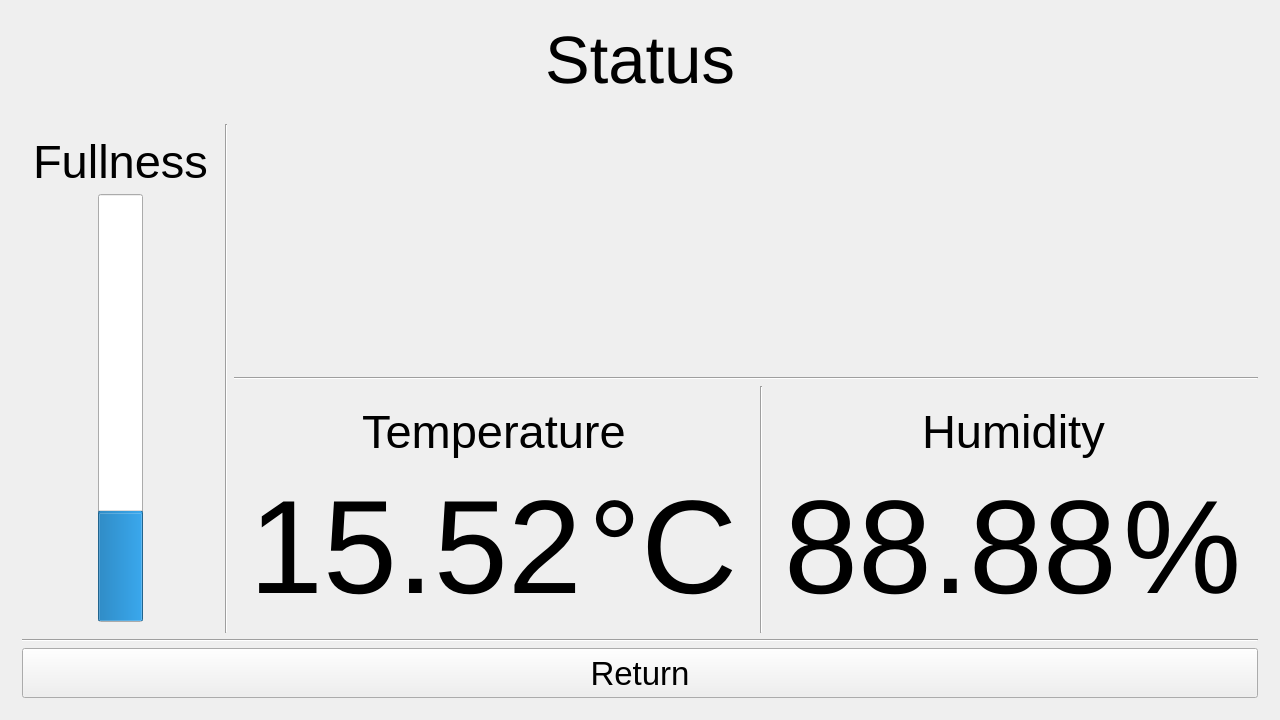
This is Trash_Can/mainwindow.ui in AleksandraZasadni/ssp_miniproject as Qt 5 draws it before an edit. The edited form follows.
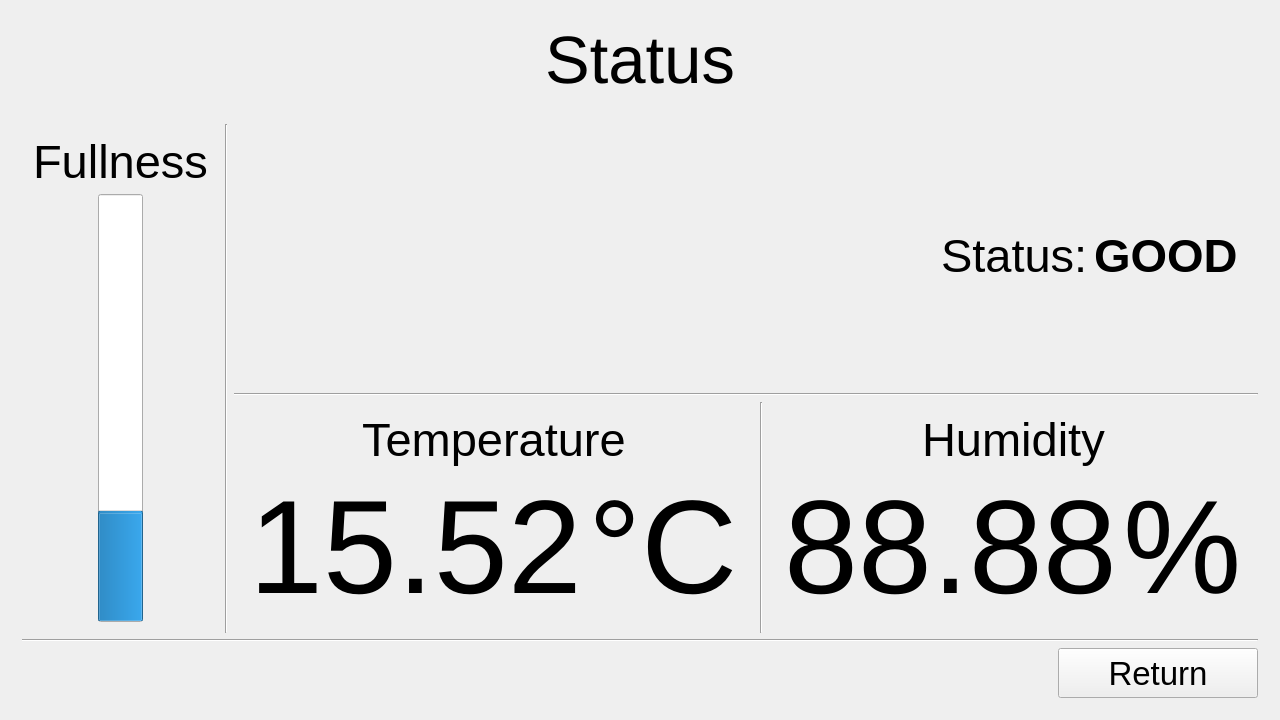
This is the edited form. The open tabs and pages were chosen to show the change. Icons and pictures are not drawn. Custom widgets are drawn as their Qt base class.

```diff
--- a/Trash_Can/mainwindow.ui
+++ b/Trash_Can/mainwindow.ui
@@ -457,13 +457,169 @@
             <item>
              <layout class="QHBoxLayout" name="horizontalLayout_14">
               <item>
-               <widget class="QWidget" name="widget_2" native="true"/>
+               <widget class="QLabel" name="ledGreen">
+                <property name="enabled">
+                 <bool>true</bool>
+                </property>
+                <property name="sizePolicy">
+                 <sizepolicy hsizetype="Expanding" vsizetype="Expanding">
+                  <horstretch>0</horstretch>
+                  <verstretch>0</verstretch>
+                 </sizepolicy>
+                </property>
+                <property name="text">
+                 <string/>
+                </property>
+                <property name="pixmap">
+                 <pixmap resource="graphics.qrc">:/graphics/graphics/ledGreen.png</pixmap>
+                </property>
+                <property name="scaledContents">
+                 <bool>true</bool>
+                </property>
+                <property name="alignment">
+                 <set>Qt::AlignCenter</set>
+                </property>
+               </widget>
               </item>
               <item>
-               <widget class="QWidget" name="widget" native="true"/>
+               <spacer name="horizontalSpacer_13">
+                <property name="orientation">
+                 <enum>Qt::Horizontal</enum>
+                </property>
+                <property name="sizeType">
+                 <enum>QSizePolicy::Fixed</enum>
+                </property>
+                <property name="sizeHint" stdset="0">
+                 <size>
+                  <width>20</width>
+                  <height>20</height>
+                 </size>
+                </property>
+               </spacer>
               </item>
               <item>
-               <widget class="QWidget" name="widget_3" native="true"/>
+               <widget class="QLabel" name="ledYellow">
+                <property name="enabled">
+                 <bool>false</bool>
+                </property>
+                <property name="sizePolicy">
+                 <sizepolicy hsizetype="Expanding" vsizetype="Expanding">
+                  <horstretch>0</horstretch>
+                  <verstretch>0</verstretch>
+                 </sizepolicy>
+                </property>
+                <property name="text">
+                 <string/>
+                </property>
+                <property name="pixmap">
+                 <pixmap resource="graphics.qrc">:/graphics/graphics/ledYellow.png</pixmap>
+                </property>
+                <property name="scaledContents">
+                 <bool>true</bool>
+                </property>
+                <property name="alignment">
+                 <set>Qt::AlignCenter</set>
+                </property>
+               </widget>
+              </item>
+              <item>
+               <spacer name="horizontalSpacer_14">
+                <property name="orientation">
+                 <enum>Qt::Horizontal</enum>
+                </property>
+                <property name="sizeType">
+                 <enum>QSizePolicy::Fixed</enum>
+                </property>
+                <property name="sizeHint" stdset="0">
+                 <size>
+                  <width>20</width>
+                  <height>20</height>
+                 </size>
+                </property>
+               </spacer>
+              </item>
+              <item>
+               <widget class="QLabel" name="ledRed">
+                <property name="enabled">
+                 <bool>false</bool>
+                </property>
+                <property name="sizePolicy">
+                 <sizepolicy hsizetype="Expanding" vsizetype="Expanding">
+                  <horstretch>0</horstretch>
+                  <verstretch>0</verstretch>
+                 </sizepolicy>
+                </property>
+                <property name="text">
+                 <string/>
+                </property>
+                <property name="pixmap">
+                 <pixmap resource="graphics.qrc">:/graphics/graphics/ledRed.png</pixmap>
+                </property>
+                <property name="scaledContents">
+                 <bool>true</bool>
+                </property>
+                <property name="alignment">
+                 <set>Qt::AlignCenter</set>
+                </property>
+               </widget>
+              </item>
+              <item>
+               <spacer name="horizontalSpacer_12">
+                <property name="orientation">
+                 <enum>Qt::Horizontal</enum>
+                </property>
+                <property name="sizeType">
+                 <enum>QSizePolicy::Fixed</enum>
+                </property>
+                <property name="sizeHint" stdset="0">
+                 <size>
+                  <width>40</width>
+                  <height>20</height>
+                 </size>
+                </property>
+               </spacer>
+              </item>
+              <item alignment="Qt::AlignLeft|Qt::AlignVCenter">
+               <widget class="QLabel" name="label_6">
+                <property name="font">
+                 <font>
+                  <pointsize>35</pointsize>
+                 </font>
+                </property>
+                <property name="text">
+                 <string>Status:</string>
+                </property>
+               </widget>
+              </item>
+              <item alignment="Qt::AlignLeft|Qt::AlignVCenter">
+               <widget class="QLabel" name="label_8">
+                <property name="font">
+                 <font>
+                  <pointsize>35</pointsize>
+                  <weight>75</weight>
+                  <bold>true</bold>
+                 </font>
+                </property>
+                <property name="text">
+                 <string>GOOD</string>
+                </property>
+               </widget>
+              </item>
+              <item>
+               <spacer name="horizontalSpacer_11">
+                <property name="orientation">
+                 <enum>Qt::Horizontal</enum>
+                </property>
+                <property name="sizeType">
+                 <enum>QSizePolicy::Fixed</enum>
+                </property>
+                <property name="sizeHint" stdset="0">
+                 <size>
+                  <width>20</width>
+                  <height>20</height>
+                 </size>
+                </property>
+               </spacer>
               </item>
              </layout>
             </item>
@@ -653,7 +809,7 @@
           </property>
          </widget>
         </item>
-        <item>
+        <item alignment="Qt::AlignRight|Qt::AlignVCenter">
          <widget class="QPushButton" name="pushButtonReturn_1">
           <property name="sizePolicy">
            <sizepolicy hsizetype="Minimum" vsizetype="Minimum">
```
Left out of the diff: 8 changed lines with no effect on the pictures.
